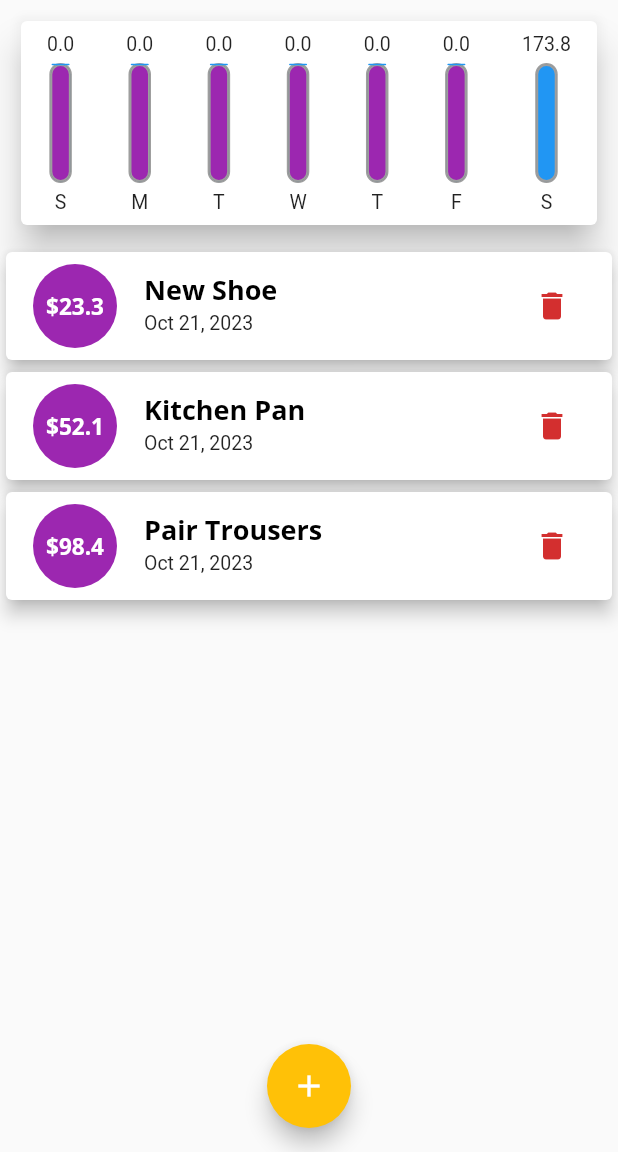
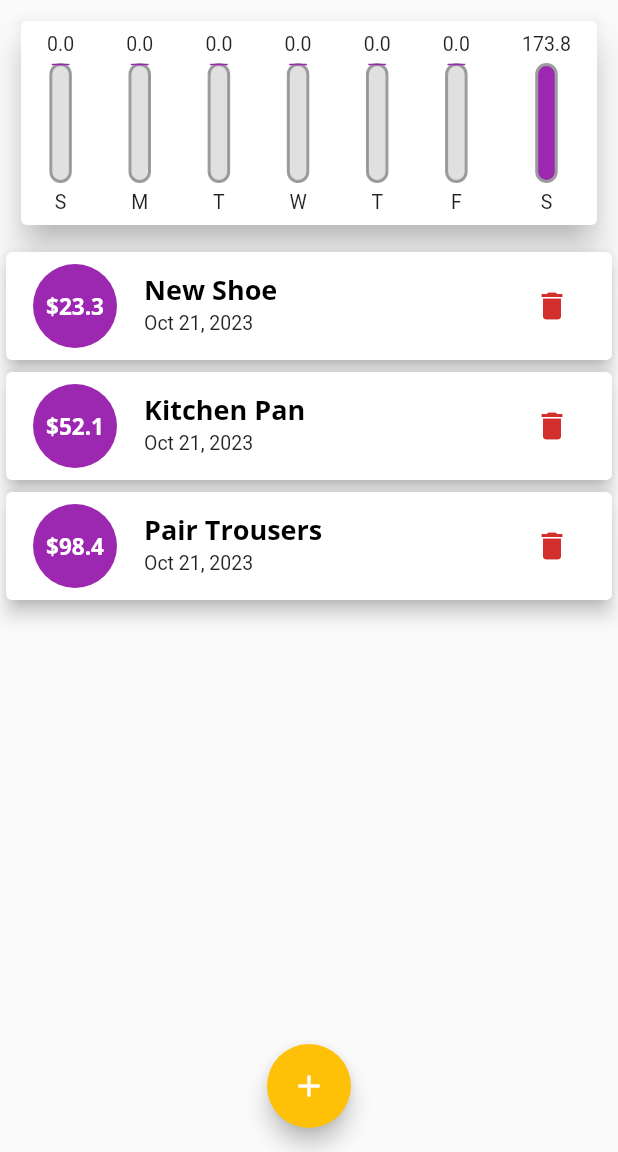
Before and after one commit to ramonyohannes/spendwise.app, a Flutter app: the screen it shows after launch, on a phone screen of 412 x 824 dp, the part 84-1236 px from its top. Run offline on Flutter 3.47's test engine with Material 2 defaults, Android fonts, the phone set to English and light mode, and no system bars; Roboto replaces fonts that are missing (QuickSans).

Commit message:
fix: fix chart hight

```diff
--- a/lib/widgets/chart_bar.dart
+++ b/lib/widgets/chart_bar.dart
@@ -15,7 +15,10 @@ class ChartBar extends StatelessWidget {
       padding: const EdgeInsets.all(8.0),
       child: Column(
         children: [
-          Text(transactionPrice.toString()),
+          FittedBox(
+            fit: BoxFit.cover,
+            child: Text(transactionPrice.toString()),
+          ),
           const SizedBox(height: 5),
           Container(
             height: 80,
@@ -30,7 +33,7 @@ class ChartBar extends StatelessWidget {
                 Container(
                   decoration: BoxDecoration(
                     border: Border.all(color: Colors.grey),
-                    color: Colors.purple,
+                    color: Colors.grey[300],
                     borderRadius: BorderRadius.circular(10),
                   ),
                 ),
@@ -39,7 +42,7 @@ class ChartBar extends StatelessWidget {
                   child: Container(
                     decoration: BoxDecoration(
                       border: Border.all(color: Colors.grey),
-                      color: Colors.blue,
+                      color: Theme.of(context).primaryColor,
                       borderRadius: BorderRadius.circular(10),
                     ),
                   ),
```
